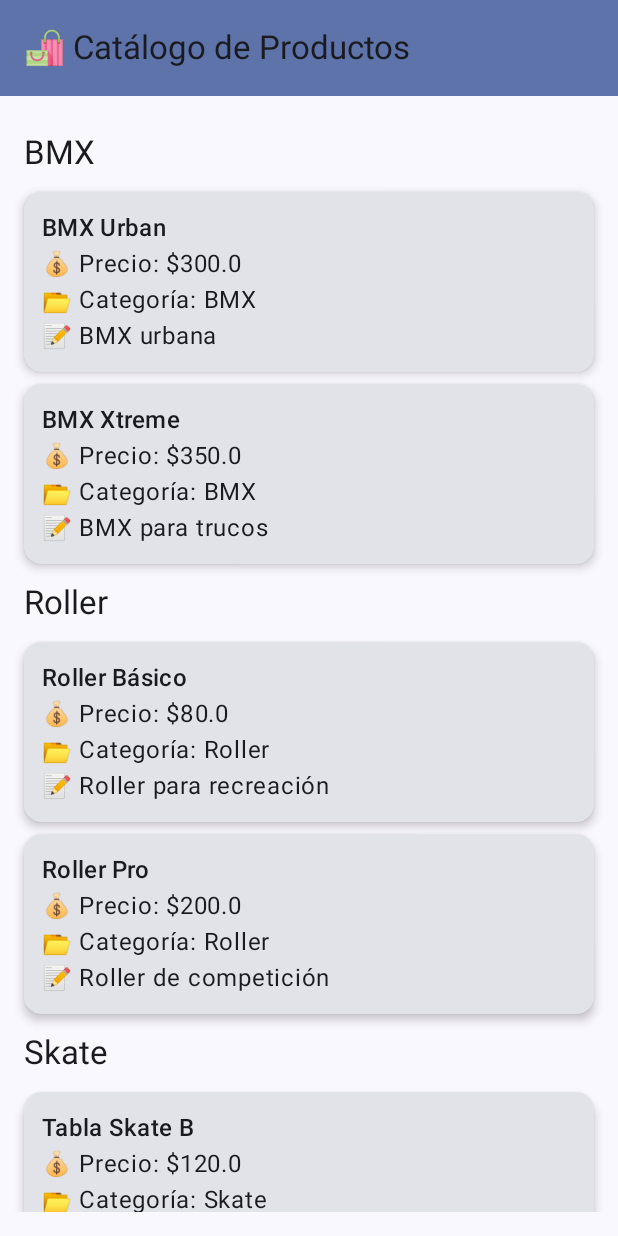
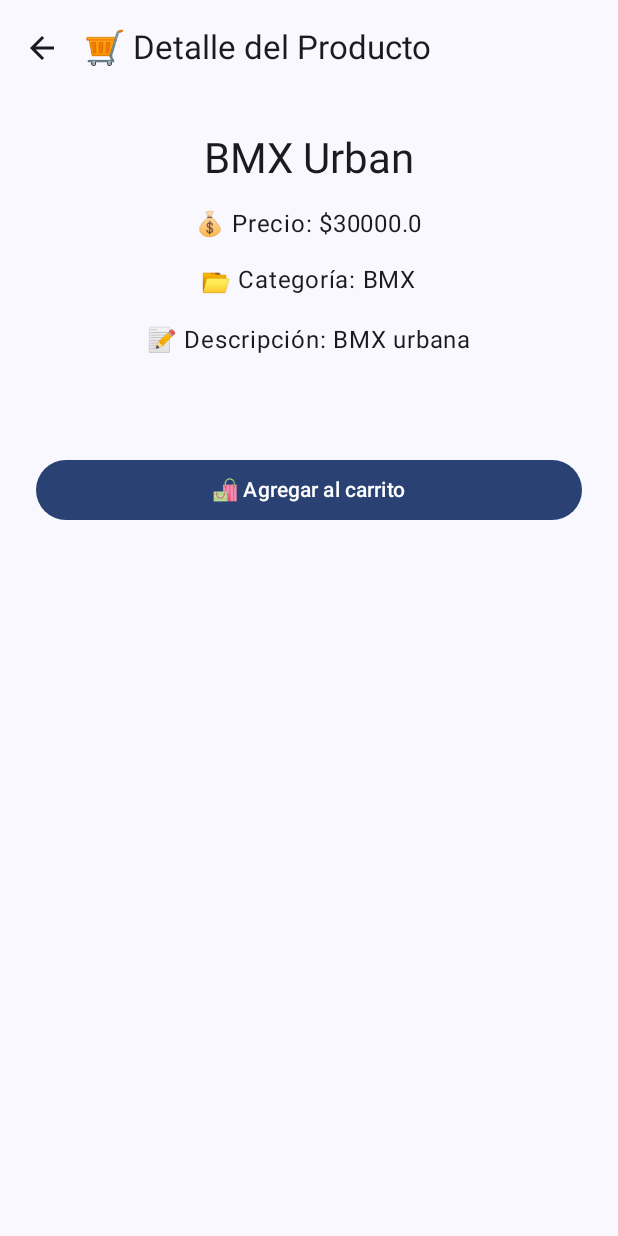
Before and after one commit to Benjacpw/ProyectoKotline, an Android app built with Jetpack Compose: the CatalogoScreen screen opened through its navigation route, after a tap on "BMX Urban", on a phone screen of 412 x 824 dp. Run offline under Robolectric (Android 15) with nearby library versions, the phone set to English and light mode, and no system bars; our stand-ins replace Room's generated code.

Commit message:
Terminado Carrito y productos agregados al carrito

```diff
--- a/app/build.gradle.kts
+++ b/app/build.gradle.kts
@@ -58,6 +58,7 @@ dependencies {
     implementation("androidx.compose.foundation:foundation:1.9.4")
     implementation("androidx.activity:activity-compose:1.8.0")
     implementation("androidx.navigation:navigation-compose:2.8.3")
+    implementation("androidx.compose.material:material-icons-extended:1.6.8")
 
     // Core
     implementation("androidx.core:core-ktx:1.10.1")
--- a/app/src/main/java/com/example/avance/CatalogoScreen.kt
+++ b/app/src/main/java/com/example/avance/CatalogoScreen.kt
@@ -42,7 +42,7 @@ fun CatalogoScreen(productosViewModel: ProductosViewModel, navController: NavCon
                 items(lista) { producto ->
                     ProductoCatalogoItem(
                         producto = producto,
-                        onClick = { /* Más adelante: abrir detalle */ }
+                        onClick = { navController.navigate("detalle/${producto.id}") }
                     )
                 }
             }
--- /dev/null
+++ b/app/src/main/java/com/example/avance/DetalleProductoScreen.kt
@@ -0,0 +1,85 @@
+package com.example.avance
+
+import androidx.compose.foundation.layout.*
+import androidx.compose.material3.*
+import androidx.compose.runtime.*
+import androidx.compose.ui.Alignment
+import androidx.compose.ui.Modifier
+import androidx.compose.ui.unit.dp
+import androidx.navigation.NavController
+import com.example.avance.data.CarritoItem
+import com.example.avance.viewmodel.CarritoViewModel
+import com.example.avance.viewmodel.ProductosViewModel
+import kotlinx.coroutines.launch
+import androidx.compose.material.icons.Icons
+import androidx.compose.material.icons.filled.ArrowBack
+
+@OptIn(ExperimentalMaterial3Api::class)
+@Composable
+fun DetalleProductoScreen(
+    productoId: Long,
+    viewModel: ProductosViewModel,
+    carritoViewModel: CarritoViewModel, // 👈 ahora recibimos el carrito
+    navController: NavController
+) {
+    val productos by viewModel.productos.collectAsState(initial = emptyList())
+    val producto = productos.find { it.id == productoId }
+    val snackbarHostState = remember { SnackbarHostState() }
+    val scope = rememberCoroutineScope()
+
+    Scaffold(
+        topBar = {
+            TopAppBar(
+                title = { Text("🛒 Detalle del Producto") },
+                navigationIcon = {
+                    IconButton(onClick = { navController.popBackStack() }) {
+                        Icon(Icons.Default.ArrowBack, contentDescription = "Volver")
+                    }
+                }
+            )
+        },
+        snackbarHost = { SnackbarHost(hostState = snackbarHostState) }
+    ) { padding ->
+        producto?.let {
+            Column(
+                modifier = Modifier
+                    .padding(padding)
+                    .padding(24.dp)
+                    .fillMaxSize(),
+                verticalArrangement = Arrangement.spacedBy(16.dp),
+                horizontalAlignment = Alignment.CenterHorizontally
+            ) {
+                Text(it.nombre, style = MaterialTheme.typography.headlineMedium)
+                Text("💰 Precio: \$${it.precio}", style = MaterialTheme.typography.bodyLarge)
+                Text("📂 Categoría: ${it.categoria}")
+                Text("📝 Descripción: ${it.descripcion}")
+
+                Spacer(Modifier.height(32.dp))
+
+                Button(
+                    onClick = {
+                        scope.launch {
+                            // 👇 Crear el objeto para guardar en Room
+                            val nuevoItem = CarritoItem(
+                                idProducto = it.id,
+                                nombre = it.nombre,
+                                precio = it.precio,
+                                cantidad = 1
+                            )
+
+                            carritoViewModel.agregar(nuevoItem) // 👈 guardamos realmente
+                            snackbarHostState.showSnackbar("✅ ${it.nombre} agregado al carrito")
+                        }
+                    },
+                    modifier = Modifier.fillMaxWidth()
+                ) {
+                    Text("🛍 Agregar al carrito")
+                }
+            }
+        } ?: Text(
+            "Producto no encontrado",
+            modifier = Modifier.padding(24.dp),
+            style = MaterialTheme.typography.bodyLarge
+        )
+    }
+}
--- a/app/src/main/java/com/example/avance/NavHost.kt
+++ b/app/src/main/java/com/example/avance/NavHost.kt
@@ -6,9 +6,8 @@ import androidx.lifecycle.viewmodel.compose.viewModel
 import androidx.navigation.compose.NavHost
 import androidx.navigation.compose.composable
 import androidx.navigation.compose.rememberNavController
-import com.example.avance.data.ProductRepository
-import com.example.avance.data.AppDatabase
-import com.example.avance.viewmodel.ProductosViewModel
+import com.example.avance.data.*
+import com.example.avance.viewmodel.*
 
 @Composable
 fun AppNavigation() {
@@ -16,19 +15,48 @@ fun AppNavigation() {
     val context = LocalContext.current
 
     val database = AppDatabase.getInstance(context)
-    val repo = ProductRepository(database.productoDao())
+    val productRepo = ProductRepository(database.productoDao())
+    val carritoRepo = CarritoRepository(database.carritoDao())
 
-    val productosViewModel: ProductosViewModel =
-        viewModel(factory = ProductosViewModel.Factory(repo))
+    val factory = AppViewModelFactory(productRepo, carritoRepo)
+
+    val productosViewModel: ProductosViewModel = viewModel(factory = factory)
+    val carritoViewModel: CarritoViewModel = viewModel(factory = factory)
 
     NavHost(navController, startDestination = "login") {
+
         composable("login") { LoginScreen(navController) }
+
         composable("home_admin") { HomeScreen(navController, isAdmin = true) }
         composable("home_user") { HomeScreen(navController, isAdmin = false) }
+
         composable("productos") {
             ProductosScreen(viewModel = productosViewModel, navController = navController)
         }
-        composable("catalogo") { CatalogoScreen(productosViewModel, navController) }
+
+        composable("catalogo") {
+            CatalogoScreen(
+                productosViewModel = productosViewModel,
+                navController = navController
+            )
+        }
+
+        composable("carrito") {
+            CarritoScreen(
+                viewModel = carritoViewModel,
+                navController = navController
+            )
+        }
+        composable("detalle/{id}") { backStackEntry ->
+            val id = backStackEntry.arguments?.getString("id")?.toLongOrNull() ?: 0L
+            DetalleProductoScreen(
+                productoId = id,
+                viewModel = productosViewModel,
+                carritoViewModel = carritoViewModel, // ✅ ahora se lo pasamos
+                navController = navController
+            )
+        }
+
         composable("quienes_somos") { QuienesSomosScreen() }
     }
 }
--- a/app/src/main/java/com/example/avance/data/AppDatabase.kt
+++ b/app/src/main/java/com/example/avance/data/AppDatabase.kt
@@ -6,51 +6,53 @@ import androidx.room.Room
 import androidx.room.RoomDatabase
 import androidx.sqlite.db.SupportSQLiteDatabase
 import kotlinx.coroutines.CoroutineScope
-import kotlinx.coroutines.GlobalScope
+import kotlinx.coroutines.Dispatchers
 import kotlinx.coroutines.launch
 
-@Database(entities = [Producto::class, CarritoItem::class], version = 1)
+@Database(entities = [Producto::class, CarritoItem::class], version = 3)
 abstract class AppDatabase : RoomDatabase() {
     abstract fun productoDao(): ProductoDao
     abstract fun carritoDao(): CarritoDao
 
     companion object {
-        @Volatile private var INSTANCE: AppDatabase? = null
+        @Volatile
+        private var INSTANCE: AppDatabase? = null
 
-        fun getInstance(context: Context, scope: CoroutineScope = GlobalScope): AppDatabase {
+        fun getInstance(context: Context): AppDatabase {
             return INSTANCE ?: synchronized(this) {
                 val instance = Room.databaseBuilder(
                     context.applicationContext,
                     AppDatabase::class.java,
-                    "app_database"
+                    "app_database2"
                 )
-                    .addCallback(DatabaseCallback(scope))
                     .fallbackToDestructiveMigration()
+                    .addCallback(object : RoomDatabase.Callback() {
+                        override fun onCreate(db: SupportSQLiteDatabase) {
+                            super.onCreate(db)
+
+                            // ⚡ Importante: Usar una corrutina IO directa, sin depender de INSTANCE
+                            CoroutineScope(Dispatchers.IO).launch {
+                                val database = getInstance(context)
+                                val productoDao = database.productoDao()
+
+                                val ejemplos = listOf(
+                                    Producto(nombre = "Tabla Skate A", precio = 15000.0, descripcion = "Tabla profesional", categoria = "Skate"),
+                                    Producto(nombre = "Tabla Skate B", precio = 12000.0, descripcion = "Tabla para principiantes", categoria = "Skate"),
+                                    Producto(nombre = "Roller Pro", precio = 20000.0, descripcion = "Roller de competición", categoria = "Roller"),
+                                    Producto(nombre = "Roller Básico", precio = 8000.0, descripcion = "Roller para recreación", categoria = "Roller"),
+                                    Producto(nombre = "BMX Xtreme", precio = 35000.0, descripcion = "BMX para trucos", categoria = "BMX"),
+                                    Producto(nombre = "BMX Urban", precio = 30000.0, descripcion = "BMX urbana", categoria = "BMX")
+                                )
+
+                                ejemplos.forEach { productoDao.insert(it) }
+                            }
+                        }
+                    })
                     .build()
+
                 INSTANCE = instance
                 instance
             }
         }
     }
-
-    private class DatabaseCallback(private val scope: CoroutineScope) : Callback() {
-        override fun onCreate(db: SupportSQLiteDatabase) {
-            super.onCreate(db)
-            INSTANCE?.let { database ->
-                scope.launch {
-                    val productoDao = database.productoDao()
-                    val ejemplos = listOf(
-                        Producto(nombre = "Tabla Skate A", precio = 150.0, descripcion = "Tabla profesional", categoria = "Skate"),
-                        Producto(nombre = "Tabla Skate B", precio = 120.0, descripcion = "Tabla para principiantes", categoria = "Skate"),
-                        Producto(nombre = "Roller Pro", precio = 200.0, descripcion = "Roller de competición", categoria = "Roller"),
-                        Producto(nombre = "Roller Básico", precio = 80.0, descripcion = "Roller para recreación", categoria = "Roller"),
-
-                        Producto(nombre = "BMX Xtreme", precio = 350.0, descripcion = "BMX para trucos", categoria = "BMX"),
-                        Producto(nombre = "BMX Urban", precio = 300.0, descripcion = "BMX urbana", categoria = "BMX")
-                    )
-                    ejemplos.forEach { productoDao.insert(it) }
-                }
-            }
-        }
-    }
 }
--- a/app/src/main/java/com/example/avance/data/CarritoDao.kt
+++ b/app/src/main/java/com/example/avance/data/CarritoDao.kt
@@ -5,12 +5,19 @@ import kotlinx.coroutines.flow.Flow
 
 @Dao
 interface CarritoDao {
+
     @Query("SELECT * FROM carrito")
     fun getAll(): Flow<List<CarritoItem>>
 
     @Insert(onConflict = OnConflictStrategy.REPLACE)
     suspend fun insert(item: CarritoItem)
 
+    @Update
+    suspend fun update(item: CarritoItem)
+
     @Delete
     suspend fun delete(item: CarritoItem)
+
+    @Query("DELETE FROM carrito")
+    suspend fun clear()
 }
--- a/app/src/main/java/com/example/avance/data/CarritoItem.kt
+++ b/app/src/main/java/com/example/avance/data/CarritoItem.kt
@@ -6,6 +6,8 @@ import androidx.room.PrimaryKey
 @Entity(tableName = "carrito")
 data class CarritoItem(
     @PrimaryKey(autoGenerate = true) val id: Long = 0,
-    val productoId: Long,
-    val cantidad: Int = 1
+    val idProducto: Long,
+    val nombre: String,
+    val precio: Double,
+    var cantidad: Int = 1
 )
--- a/app/src/main/java/com/example/avance/data/CarritoRepository.kt
+++ b/app/src/main/java/com/example/avance/data/CarritoRepository.kt
@@ -3,8 +3,14 @@ package com.example.avance.data
 import kotlinx.coroutines.flow.Flow
 
 class CarritoRepository(private val dao: CarritoDao) {
+
     val items: Flow<List<CarritoItem>> = dao.getAll()
 
     suspend fun agregar(item: CarritoItem) = dao.insert(item)
+
+    suspend fun actualizar(item: CarritoItem) = dao.update(item)
+
     suspend fun eliminar(item: CarritoItem) = dao.delete(item)
+
+    suspend fun limpiar() = dao.clear()
 }
--- a/app/src/main/java/com/example/avance/viewmodel/ProductosViewModel.kt
+++ b/app/src/main/java/com/example/avance/viewmodel/ProductosViewModel.kt
@@ -20,7 +20,6 @@ class ProductosViewModel(private val repo: ProductRepository) : ViewModel() {
     fun eliminar(producto: Producto) = viewModelScope.launch { repo.eliminar(producto) }
     suspend fun obtener(id: Long): Producto? = repo.obtener(id)
 
-    // ✅ Factory para poder crearlo desde Compose
     class Factory(private val repo: ProductRepository) : ViewModelProvider.Factory {
         @Suppress("UNCHECKED_CAST")
         override fun <T : ViewModel> create(modelClass: Class<T>): T {
```
Also changed, not shown: app/src/main/java/com/example/avance/CarritoScreen.kt (added, +140 -0 lines), app/src/main/java/com/example/avance/HomeScreen.kt (+14 -4 lines), app/src/main/java/com/example/avance/viewmodel/CarritoViewModel.kt (+37 -4 lines).
